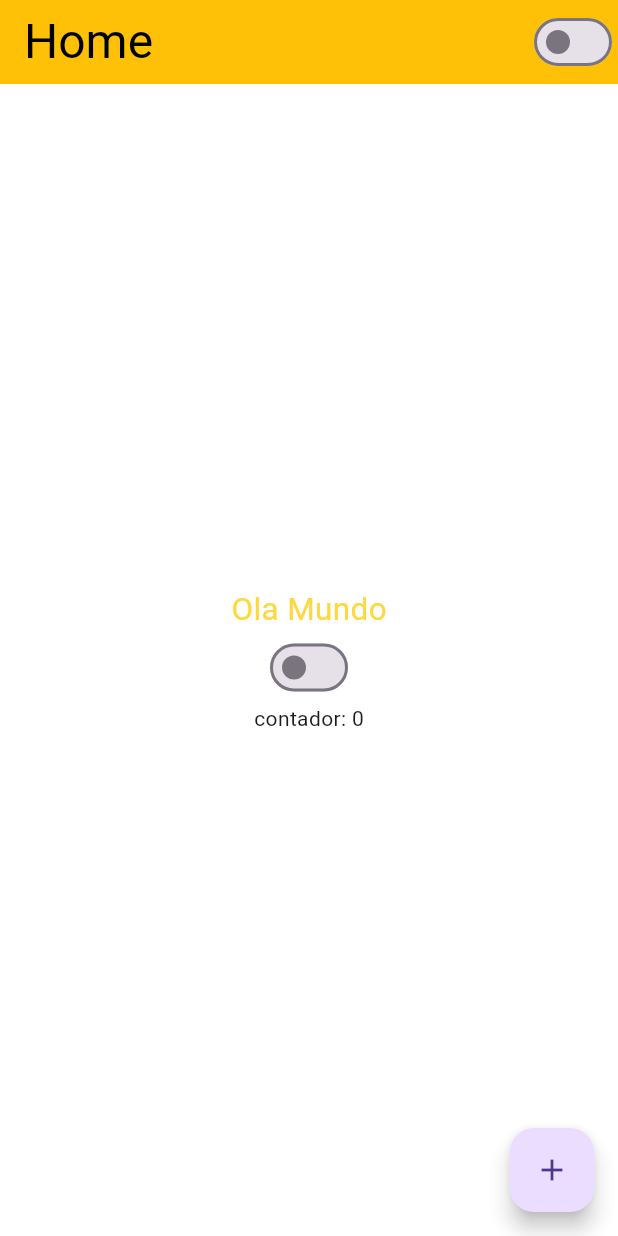
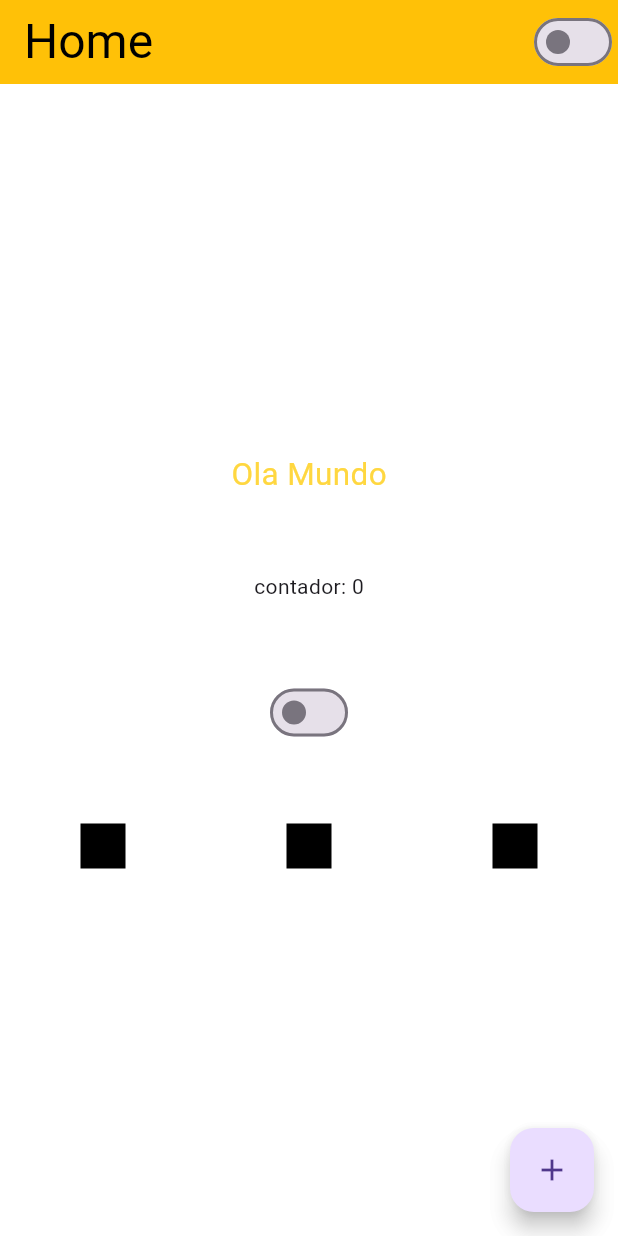
Before and after one commit to AllanSchneck/Curso_Flutterando, a Flutter app: the screen it shows after launch, on a phone screen of 412 x 824 dp. Run offline on Flutter 3.47's test engine with Material 3 defaults, Android fonts, the phone set to English and light mode, and no system bars.

Commit message:
Unindo linhas com colunas

```diff
--- a/treino/lib/Home_Page.dart
+++ b/treino/lib/Home_Page.dart
@@ -1,5 +1,6 @@
 import 'package:flutter/cupertino.dart';
 import 'package:flutter/material.dart';
+import 'package:flutter/services.dart';
 import 'package:treino/App_Controler.dart';
 
 class HomePage extends StatefulWidget {
@@ -31,8 +32,26 @@ class HomePageState extends State<HomePage> {
           children: [
             Text('Ola Mundo',
                 style: TextStyle(color: Colors.amberAccent, fontSize: 21)),
+            Container(
+              height: 50,
+            ),
+            Text("contador: $counter"),
+            Container(
+              height: 50,
+            ),
             CustomSwitch(),
-            Text("contador: $counter")
+            Container(
+              height: 50,
+            ),
+            Row(
+              mainAxisAlignment: MainAxisAlignment.spaceAround,
+              crossAxisAlignment: CrossAxisAlignment.center,
+              children: [
+                Container(width: 30, height: 30, color: Colors.black),
+                Container(width: 30, height: 30, color: Colors.black),
+                Container(width: 30, height: 30, color: Colors.black),
+              ],
+            ),
           ],
         ),
       ),
--- a/treino/lib/MyApp.dart
+++ b/treino/lib/MyApp.dart
@@ -3,7 +3,6 @@
 import 'package:flutter/cupertino.dart';
 import 'package:flutter/material.dart';
 import 'package:treino/App_Controler.dart';
-
 
 import 'Home_Page.dart';
 
```
